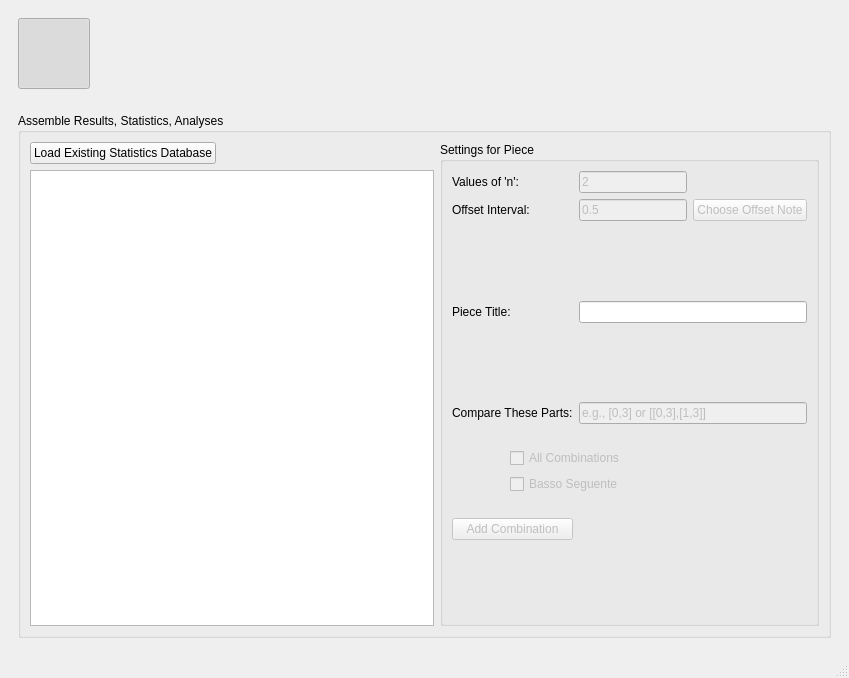
ELVIS-Project/vis-framework, file gui_files/new_main_window.ui: the form before one commit.
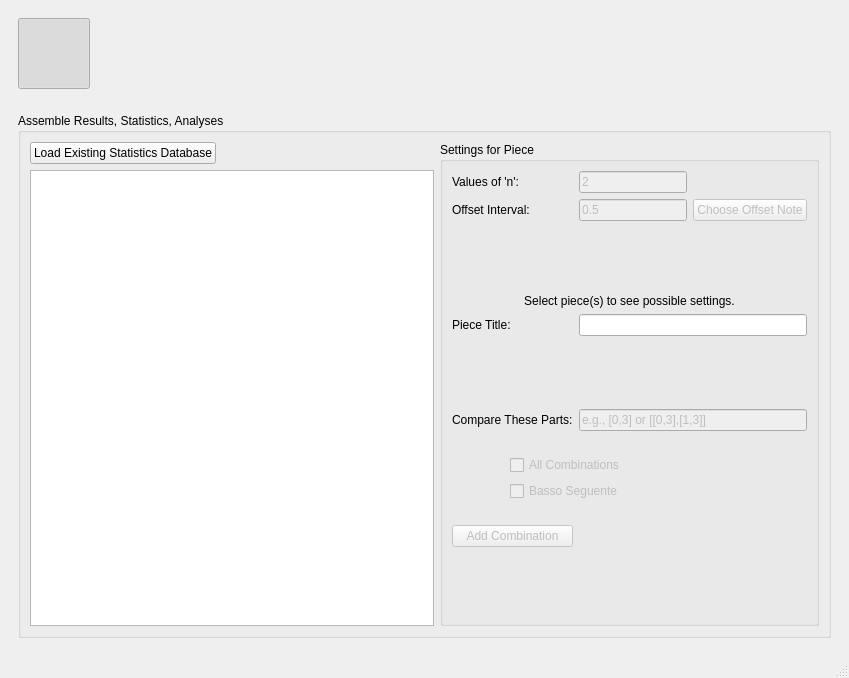
The form after the commit. The open tabs and pages were chosen to show the change. Icons and pictures are not drawn.

Commit message:
Part-Selection Controls not Visible until Piece Is Selected
Closes #88. When no pieces are selected in the "assemble" panel, the
controls are hidden and a QLabel says to choose a piece or some pieces.

```diff
--- a/gui_files/new_main_window.ui
+++ b/gui_files/new_main_window.ui
@@ -363,7 +363,7 @@
               <string>Settings for Piece</string>
              </property>
              <layout class="QGridLayout" name="gridLayout_3">
-              <item row="4" column="1">
+              <item row="5" column="1">
                <spacer name="verticalSpacer">
                 <property name="orientation">
                  <enum>Qt::Vertical</enum>
@@ -376,7 +376,7 @@
                 </property>
                </spacer>
               </item>
-              <item row="7" column="1" colspan="2">
+              <item row="8" column="1" colspan="2">
                <spacer name="horizontalSpacer_8">
                 <property name="orientation">
                  <enum>Qt::Horizontal</enum>
@@ -389,7 +389,7 @@
                 </property>
                </spacer>
               </item>
-              <item row="7" column="0">
+              <item row="8" column="0">
                <widget class="QPushButton" name="btn_add_check_combo">
                 <property name="enabled">
                  <bool>false</bool>
@@ -448,7 +448,7 @@
                 </property>
                </widget>
               </item>
-              <item row="5" column="1" colspan="2">
+              <item row="6" column="1" colspan="2">
                <widget class="QLineEdit" name="line_compare_these_parts">
                 <property name="enabled">
                  <bool>false</bool>
@@ -461,8 +461,8 @@
                 </property>
                </widget>
               </item>
-              <item row="5" column="0">
-               <widget class="QLabel" name="label_7">
+              <item row="6" column="0">
+               <widget class="QLabel" name="lbl_compare_these_parts">
                 <property name="text">
                  <string>Compare These Parts:</string>
                 </property>
@@ -478,7 +478,20 @@
                 </property>
                </widget>
               </item>
-              <item row="6" column="0" colspan="3">
+              <item row="9" column="1">
+               <spacer name="verticalSpacer_2">
+                <property name="orientation">
+                 <enum>Qt::Vertical</enum>
+                </property>
+                <property name="sizeHint" stdset="0">
+                 <size>
+                  <width>20</width>
+                  <height>40</height>
+                 </size>
+                </property>
+               </spacer>
+              </item>
+              <item row="7" column="0" colspan="3">
                <widget class="QWidget" name="widget_2" native="true">
                 <layout class="QHBoxLayout" name="horizontalLayout_9">
                  <item>
@@ -532,24 +545,11 @@
                 </layout>
                </widget>
               </item>
-              <item row="8" column="1">
-               <spacer name="verticalSpacer_2">
-                <property name="orientation">
-                 <enum>Qt::Vertical</enum>
-                </property>
-                <property name="sizeHint" stdset="0">
-                 <size>
-                  <width>20</width>
-                  <height>40</height>
-                 </size>
-                </property>
-               </spacer>
-              </item>
-              <item row="3" column="1" colspan="2">
+              <item row="4" column="1" colspan="2">
                <widget class="QLineEdit" name="line_piece_title"/>
               </item>
-              <item row="3" column="0">
-               <widget class="QLabel" name="label_11">
+              <item row="4" column="0">
+               <widget class="QLabel" name="lbl_piece_title">
                 <property name="text">
                  <string>Piece Title:</string>
                 </property>
@@ -568,6 +568,16 @@
                 </property>
                </spacer>
               </item>
+              <item row="3" column="0" colspan="3">
+               <widget class="QLabel" name="lbl_select_piece">
+                <property name="text">
+                 <string>Select piece(s) to see possible settings.</string>
+                </property>
+                <property name="alignment">
+                 <set>Qt::AlignCenter</set>
+                </property>
+               </widget>
+              </item>
              </layout>
             </widget>
            </item>
```
Left out of the diff: 8 changed lines with no effect on the pictures. The commit also changes 2 other files.
